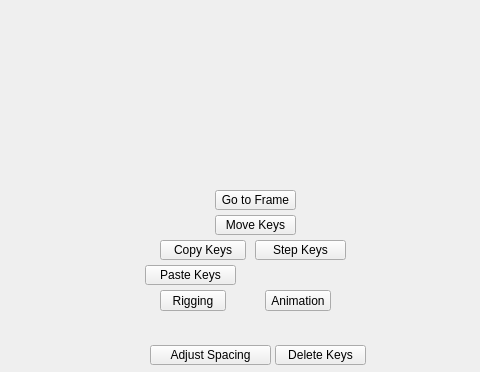
Old version of the form tentacle/ui/animation#submenu.ui in the repository m3trik/tentacle; both pictures show x 0 to 480 and y 0 to 372 of the 600 by 600 pixel window.
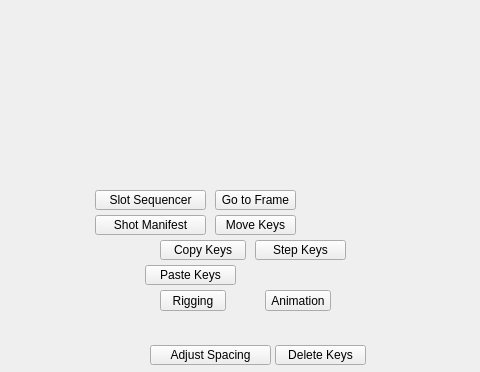
New version of the form. Custom widgets are drawn as their Qt base class.

Commit message: Refactor animation slots; update materials; expand animation submenu UI

The edit to the form file:
```diff
--- a/tentacle/ui/animation#submenu.ui
+++ b/tentacle/ui/animation#submenu.ui
@@ -356,6 +356,62 @@
      </size>
     </property>
    </widget>
+   <widget class="QPushButton" name="b000">
+    <property name="geometry">
+     <rect>
+      <x>95</x>
+      <y>190</y>
+      <width>111</width>
+      <height>20</height>
+     </rect>
+    </property>
+    <property name="minimumSize">
+     <size>
+      <width>0</width>
+      <height>20</height>
+     </size>
+    </property>
+    <property name="maximumSize">
+     <size>
+      <width>16777215</width>
+      <height>20</height>
+     </size>
+    </property>
+    <property name="text">
+     <string>Slot Sequencer</string>
+    </property>
+    <property name="checkable">
+     <bool>false</bool>
+    </property>
+   </widget>
+   <widget class="QPushButton" name="b004">
+    <property name="geometry">
+     <rect>
+      <x>95</x>
+      <y>215</y>
+      <width>111</width>
+      <height>20</height>
+     </rect>
+    </property>
+    <property name="minimumSize">
+     <size>
+      <width>0</width>
+      <height>20</height>
+     </size>
+    </property>
+    <property name="maximumSize">
+     <size>
+      <width>16777215</width>
+      <height>20</height>
+     </size>
+    </property>
+    <property name="text">
+     <string>Shot Manifest</string>
+    </property>
+    <property name="checkable">
+     <bool>false</bool>
+    </property>
+   </widget>
   </widget>
  </widget>
  <customwidgets>
```
The commit also changes 2 other files.
